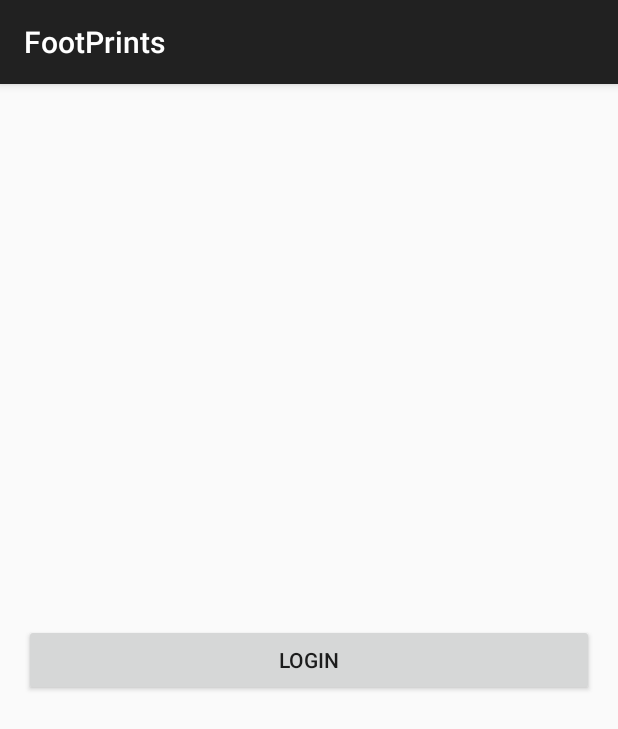
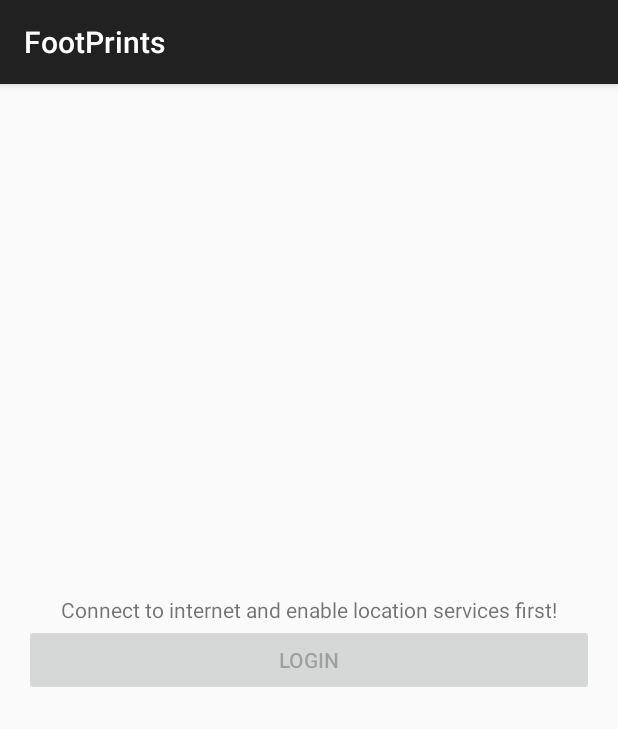
Before and after one commit to kming/ECE1778, an Android app: the screen it shows after launch (LauncherActivity), on a phone screen of 412 x 824 dp. Shown: the top 729 px of the screen. Run offline under Robolectric (Android 15) with nearby library versions, the phone set to English and light mode, and no system bars; 2 statements that could not run were skipped.

Commit message:
roarr location

```diff
--- a/Footprints/app/src/main/java/com/ece1778/keiming/footprints/UI/LauncherActivity.java
+++ b/Footprints/app/src/main/java/com/ece1778/keiming/footprints/UI/LauncherActivity.java
@@ -10,6 +10,7 @@ import android.view.Menu;
 import android.view.MenuItem;
 import android.view.View;
 import android.widget.Button;
+import android.widget.TextView;
 import android.widget.Toast;
 
 import com.ece1778.keiming.footprints.R;
@@ -25,6 +26,20 @@ public class LauncherActivity extends ActionBarActivity {
     protected void onCreate(Bundle savedInstanceState) {
         super.onCreate(savedInstanceState);
         setContentView(R.layout.activity_launcher);
+
+        Button viewBtn = (Button) findViewById(R.id.display_map_btn);
+        TextView message= (TextView) findViewById(R.id.connection_message);
+
+        if (haveNetworkConnection()) {
+            viewBtn.setEnabled(true);
+            viewBtn.setClickable(true);
+            message.setText("");
+        } else {
+            viewBtn.setEnabled(false);
+            viewBtn.setClickable(false);
+            message.setText("Connect to internet and enable location services first!");
+
+        }
 
     }
 
@@ -47,12 +62,8 @@ public class LauncherActivity extends ActionBarActivity {
 
     public void goToMap(View v){
 
-        if (!haveNetworkConnection()) {
-            Toast.makeText(mContext, "Enable internet and GPS then try again!", Toast.LENGTH_LONG).show();
-        } else {
-            Intent intent = new Intent(this, MapsActivity.class);
-            startActivity(intent);
-        }
+        Intent intent = new Intent(this, MapsActivity.class);
+        startActivity(intent);
 
     }
 }
--- a/Footprints/app/src/main/res/layout/activity_launcher.xml
+++ b/Footprints/app/src/main/res/layout/activity_launcher.xml
@@ -13,5 +13,11 @@
         android:text="@string/display_map_btn_message"
         android:onClick="goToMap"/>
 
+    <TextView
+        android:id="@+id/connection_message"
+        android:layout_width="wrap_content"
+        android:layout_height="wrap_content"
+        android:layout_above="@id/display_map_btn"
+        android:layout_centerHorizontal="true"/>
 
 </RelativeLayout>
```
Also changed, not shown: Footprints/app/src/main/java/com/ece1778/keiming/footprints/UI/MapsActivity.java (+7 -3 lines), 1 other file.
